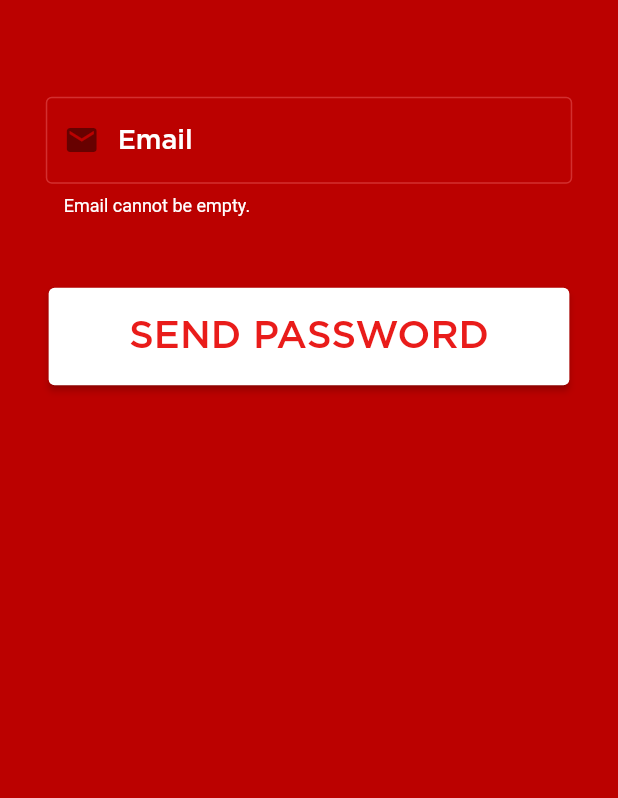
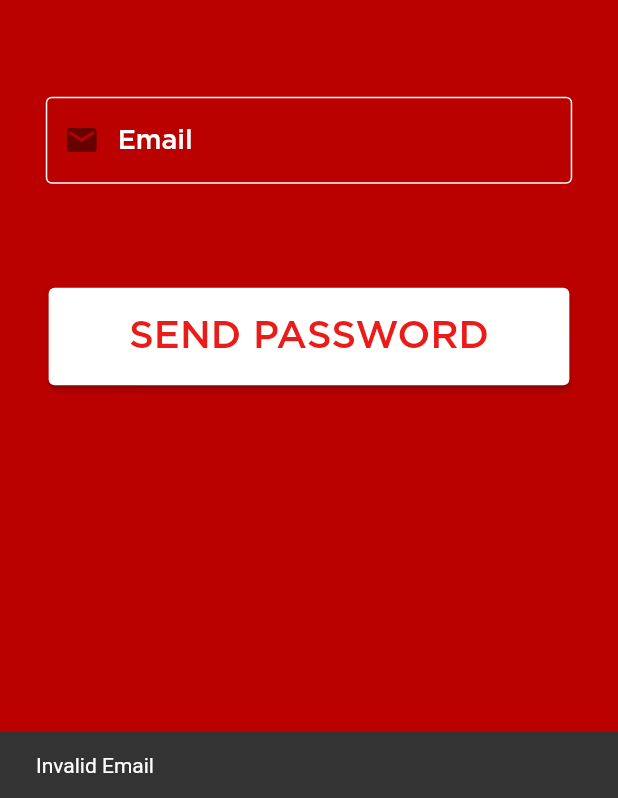
Before and after one commit to arunkumarchauhan/neosoft, a Flutter app: the ForgotPasswordScreen screen opened by its route, after a tap on "SEND PASSWORD", on a phone screen of 412 x 824 dp, the part 438-1236 px from its top. Run offline on Flutter 3.47's test engine with Material 2 defaults, Android fonts, the phone set to English and light mode, and no system bars; our stand-ins replace carousel_indicator, carousel_slider, dio, either_dart, equatable, flutter_bloc and 6 more; generated files the repository leaves out were written again.

Commit message:
forget_password form validation moved to bloc

```diff
--- a/lib/core/injection.dart
+++ b/lib/core/injection.dart
@@ -13,6 +13,8 @@
 import './cart/domain/di/cart_item_list_injection.dart' as cart_injection;
 import './user/domain/di/login_injection.dart' as login_injection;
 import './user/domain/di/register_injection.dart' as register_injection;
+import './user/domain/di/forget_password_injection.dart'
+    as forget_pass_injection;
 
 final locator = GetIt.instance;
 void inject() {
@@ -36,4 +38,5 @@
   order_detail_injection.inject();
   cart_injection.inject();
   register_injection.inject();
+  forget_pass_injection.inject();
 }
--- /dev/null
+++ b/lib/feature/user/controller/forgot_password/forgot_password_bloc.dart
@@ -0,0 +1,18 @@
+import 'package:flutter_bloc/flutter_bloc.dart';
+import 'package:neostore/feature/user/controller/forgot_password/forgot_password_event.dart';
+import 'package:neostore/feature/user/controller/forgot_password/forgot_password_state.dart';
+import 'package:neostore/utils/extensions/email_validator.dart';
+
+class ForgotPasswordBloc
+    extends Bloc<ForgotPasswordEvent, ForgotPasswordState> {
+  ForgotPasswordBloc() : super(InvalidInputForgotPasswordState()) {
+    on<InputChangeForgotPasswordEvent>((event, emit) {
+      emit(ValidatingInputForgotPasswordState());
+      if (!event.email.isValidEmail()) {
+        emit(InvalidInputForgotPasswordState(error: "Invalid Email"));
+      } else {
+        emit(ValidInputForgotPasswordState());
+      }
+    });
+  }
+}
--- /dev/null
+++ b/lib/feature/user/controller/forgot_password/forgot_password_event.dart
@@ -0,0 +1,10 @@
+abstract class ForgotPasswordEvent {}
+
+class InputChangeForgotPasswordEvent extends ForgotPasswordEvent {
+  String email;
+  InputChangeForgotPasswordEvent({required this.email});
+  @override
+  String toString() {
+    return "InputChangeForgotPasswordEvent : Email : $email";
+  }
+}
--- /dev/null
+++ b/lib/feature/user/controller/forgot_password/forgot_password_state.dart
@@ -0,0 +1,37 @@
+import 'package:equatable/equatable.dart';
+import 'package:neostore/feature/user/controller/forgot_password/forgot_password_event.dart';
+import 'package:neostore/feature/user/page/forgot_password_screen.dart';
+
+abstract class ForgotPasswordState extends Equatable {}
+
+class InvalidInputForgotPasswordState extends ForgotPasswordState {
+  String? error;
+  InvalidInputForgotPasswordState({this.error});
+  @override
+  List<Object?> get props => [error];
+  @override
+  String toString() {
+    return "InvalidInputForgotPasswordState error : $error";
+  }
+}
+
+class ValidatingInputForgotPasswordState extends ForgotPasswordState {
+  ValidatingInputForgotPasswordState();
+  @override
+  List<Object?> get props => [];
+  @override
+  String toString() {
+    return "ValidatingInputForgotPasswordState";
+  }
+}
+
+class ValidInputForgotPasswordState extends ForgotPasswordState {
+  String? error;
+  ValidInputForgotPasswordState({this.error});
+  @override
+  List<Object?> get props => [error];
+  @override
+  String toString() {
+    return "ValidInputForgotPasswordState error : $error";
+  }
+}
--- a/lib/feature/user/page/forgot_password_screen.dart
+++ b/lib/feature/user/page/forgot_password_screen.dart
@@ -1,19 +1,16 @@
 import 'package:flutter/material.dart';
+import 'package:flutter_bloc/flutter_bloc.dart';
 import 'package:flutter_screenutil/flutter_screenutil.dart';
 import 'package:neostore/feature/shared/buttons/white_background_red_text_elevated_button.dart';
 import 'package:neostore/feature/shared/textfield/base_text_form_field.dart';
-import 'package:neostore/utils/extensions/email_validator.dart';
+import 'package:neostore/feature/user/controller/forgot_password/forgot_password_bloc.dart';
+import 'package:neostore/feature/user/controller/forgot_password/forgot_password_event.dart';
+import 'package:neostore/feature/user/controller/forgot_password/forgot_password_state.dart';
 
-class ForgotPasswordScreen extends StatefulWidget {
-  const ForgotPasswordScreen({Key? key}) : super(key: key);
+class ForgotPasswordScreen extends StatelessWidget {
+  ForgotPasswordScreen({Key? key}) : super(key: key);
 
-  @override
-  State<ForgotPasswordScreen> createState() => _ForgotPasswordScreenState();
-}
-
-class _ForgotPasswordScreenState extends State<ForgotPasswordScreen> {
-  final _forgotPasswordFormKey = GlobalKey<FormState>();
-
+  final TextEditingController _emailController = TextEditingController();
   @override
   Widget build(BuildContext context) {
     return Scaffold(
@@ -54,19 +51,22 @@
                     SizedBox(
                       height: 150.h,
                     ),
-                    Form(
-                      key: _forgotPasswordFormKey,
-                      child: Column(
+                    BlocBuilder<ForgotPasswordBloc, ForgotPasswordState>(
+                        builder:
+                            (BuildContext context, ForgotPasswordState state) {
+                      String? error;
+                      if (state is InvalidInputForgotPasswordState) {
+                        error = state.error;
+                      }
+                      return Column(
                         children: [
                           BaseTextFormField(
-                            validator: (value) {
-                              if (value == null || value.isEmpty) {
-                                return "Email cannot be empty.";
-                              }
-                              if (!value.isValidEmail()) {
-                                return "Please enter valid Email.";
-                              }
-                              return null;
+                            controller: _emailController,
+                            errorText: error,
+                            onChanged: (value) {
+                              BlocProvider.of<ForgotPasswordBloc>(context).add(
+                                  InputChangeForgotPasswordEvent(
+                                      email: _emailController.text));
                             },
                             icon: Icons.email,
                             hintText: "Email",
@@ -76,16 +76,18 @@
                           ),
                           WhiteBackgroundRedTextElevatedButton(
                             onPressed: () {
-                              if (!_forgotPasswordFormKey.currentState!
-                                  .validate()) {
+                              if (state is InvalidInputForgotPasswordState) {
+                                ScaffoldMessenger.of(context).showSnackBar(
+                                    const SnackBar(
+                                        content: Text("Invalid Email ")));
                                 return;
                               }
                             },
                             text: "SEND PASSWORD",
                           ),
                         ],
-                      ),
-                    ),
+                      );
+                    }),
                   ],
                 ),
               ],
```
Also changed, not shown: lib/core/user/domain/di/forget_password_injection.dart (added, +12 -0 lines), lib/main.dart (+6 -2 lines).
